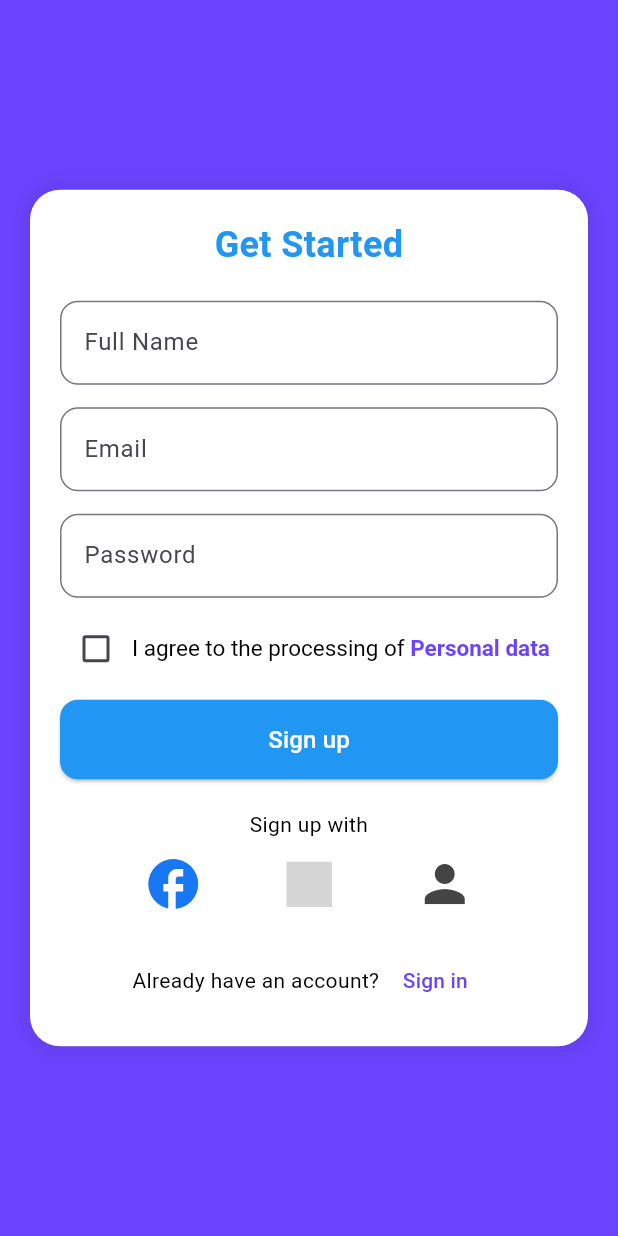
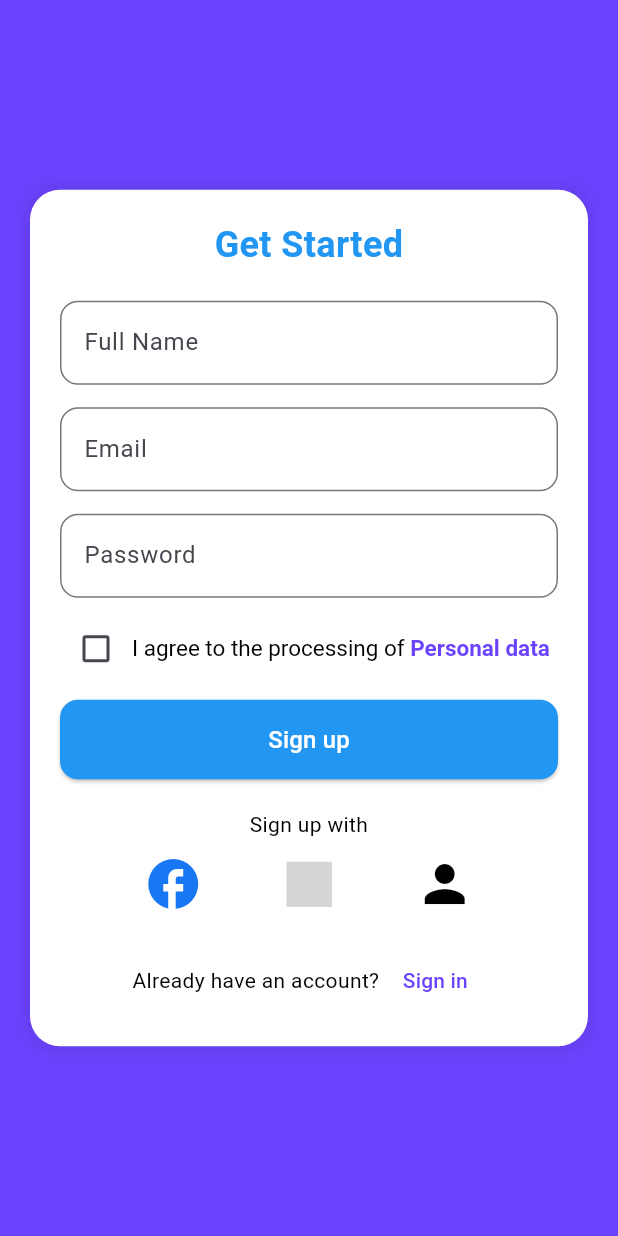
Before and after one commit to komuro-tairoku/Monthly_expenses_mobileApp, a Flutter app: the SignUpScreen screen opened directly, on a phone screen of 412 x 824 dp. Run offline on Flutter 3.47's test engine with Material 3 defaults, Android fonts, the phone set to English and light mode, and no system bars; our stand-ins replace animated_toggle_switch, cloud_firestore, connectivity_plus, firebase_auth, firebase_core, fl_chart and 8 more; accounts and stored records are empty; network calls fail; grey boxes are pictures that could not be loaded.

Commit message:
feat: Update icon colors to black in login and signup screens; enhance comments in various services

```diff
--- a/lib/Screen/login_screen.dart
+++ b/lib/Screen/login_screen.dart
@@ -402,7 +402,7 @@ class _LoginScreenState extends State<LoginScreen> {
                         child: const Icon(
                           Icons.person,
                           size: 40,
-                          color: Color(0xFF6B43FF),
+                          color: Colors.black,
                         ),
                       ),
                     ],
--- a/lib/Screen/signup_screen.dart
+++ b/lib/Screen/signup_screen.dart
@@ -297,7 +297,11 @@ class _SignUpScreenState extends State<SignUpScreen> {
                       ),
                       InkWell(
                         onTap: _isLoading ? null : _signInAsGuest,
-                        child: const Icon(Icons.person, size: 40),
+                        child: const Icon(
+                          Icons.person,
+                          size: 40,
+                          color: Colors.black,
+                        ),
                       ),
                     ],
                   ),
--- a/lib/Services/hive_helper.dart
+++ b/lib/Services/hive_helper.dart
@@ -2,9 +2,11 @@ import 'package:hive_flutter/hive_flutter.dart';
 import '../db/transaction.dart';
 
 class HiveHelper {
+  //luu transaction -> transaction model
   static Box<TransactionModel>? _transactionBox;
   static Box? _settingsBox;
 
+  //luu giao dich vao Hive
   static Future<Box<TransactionModel>> getTransactionBox() async {
     if (_transactionBox != null && _transactionBox!.isOpen) {
       return _transactionBox!;
@@ -56,6 +58,7 @@ class HiveHelper {
     }
   }
 
+  //luu seenIntro, theme
   static Future<Box> getSettingsBox() async {
     if (_settingsBox != null && _settingsBox!.isOpen) {
       return _settingsBox!;
--- a/lib/Services/sync_service.dart
+++ b/lib/Services/sync_service.dart
@@ -63,6 +63,7 @@ class SyncService {
     }
   }
 
+  //kiem tra ket noi Internet va sync data
   static void start() {
     if (_isStarted) {
       return;
@@ -92,6 +93,7 @@ class SyncService {
     _isStarted = false;
   }
 
+  //dong bo du lieu off-online
   static Future<void> _syncUnsyncedTransactions() async {
     if (_isSyncing) {
       return;
--- a/lib/l10n/app_localizations.dart
+++ b/lib/l10n/app_localizations.dart
@@ -41,7 +41,7 @@ class AppLocalizations {
       if (value is Map<String, dynamic> && value.containsKey(p)) {
         value = value[p];
       } else {
-        return key; // fallback to key if missing
+        return key;
       }
     }
     return value is String ? value : key;
@@ -53,8 +53,7 @@ class _AppLocalizationsDelegate
   const _AppLocalizationsDelegate();
 
   @override
-  bool isSupported(Locale locale) =>
-      ['vi', 'es', 'en'].contains(locale.languageCode);
+  bool isSupported(Locale locale) => ['vi', 'en'].contains(locale.languageCode);
 
   @override
   Future<AppLocalizations> load(Locale locale) async {
--- a/lib/main.dart
+++ b/lib/main.dart
@@ -45,6 +45,7 @@ class _MyAppState extends ConsumerState<MyApp> {
     _initializeApp();
   }
 
+  //kiem tra User dang nhap
   Future<void> _initializeApp() async {
     try {
       await _checkAppState();
@@ -60,6 +61,7 @@ class _MyAppState extends ConsumerState<MyApp> {
     }
   }
 
+  //kiem tra trang thai User hien tai
   Future<void> _checkAppState() async {
     try {
       final user = FirebaseAuth.instance.currentUser;
@@ -117,7 +119,7 @@ class _MyAppState extends ConsumerState<MyApp> {
               GlobalWidgetsLocalizations.delegate,
               GlobalCupertinoLocalizations.delegate,
             ],
-            supportedLocales: const [Locale('vi'), Locale('es'), Locale('en')],
+            supportedLocales: const [Locale('vi'), Locale('en')],
             home: Scaffold(
               body: Center(
                 child: MediaQuery(
@@ -183,6 +185,7 @@ class _MyAppState extends ConsumerState<MyApp> {
     return app;
   }
 
+  //kiem tra app close -> tat chay ngam
   @override
   void dispose() {
     SyncService.stop();
```
Also changed, not shown: lib/Services/transaction_service.dart (+5 -5 lines).
